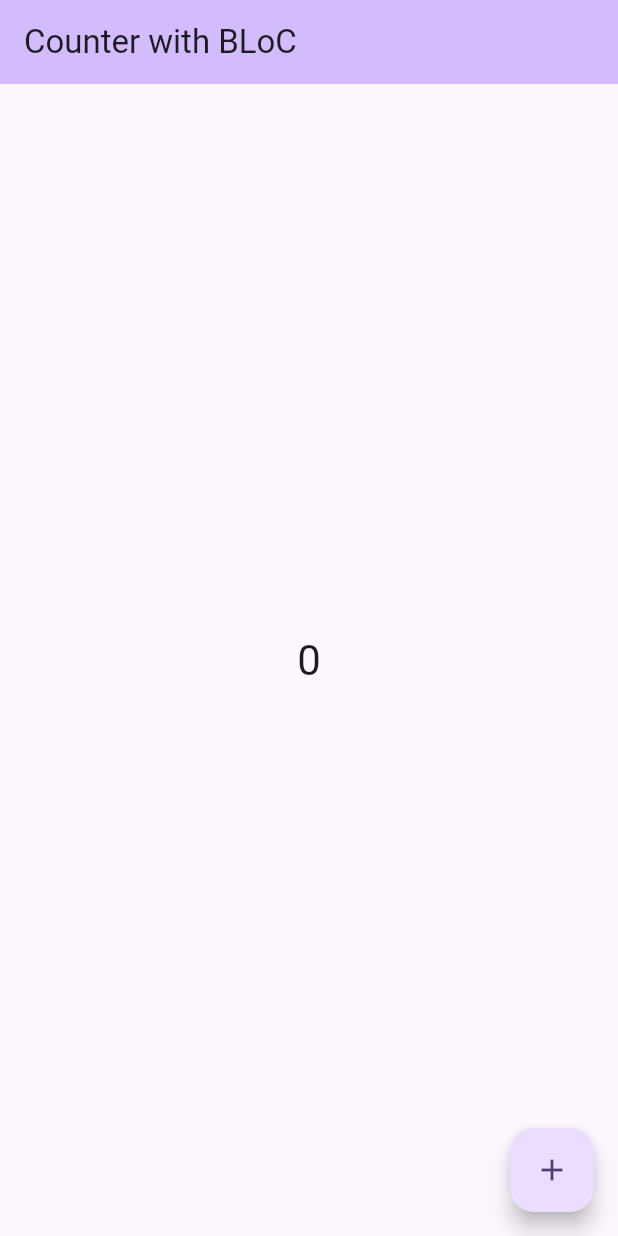
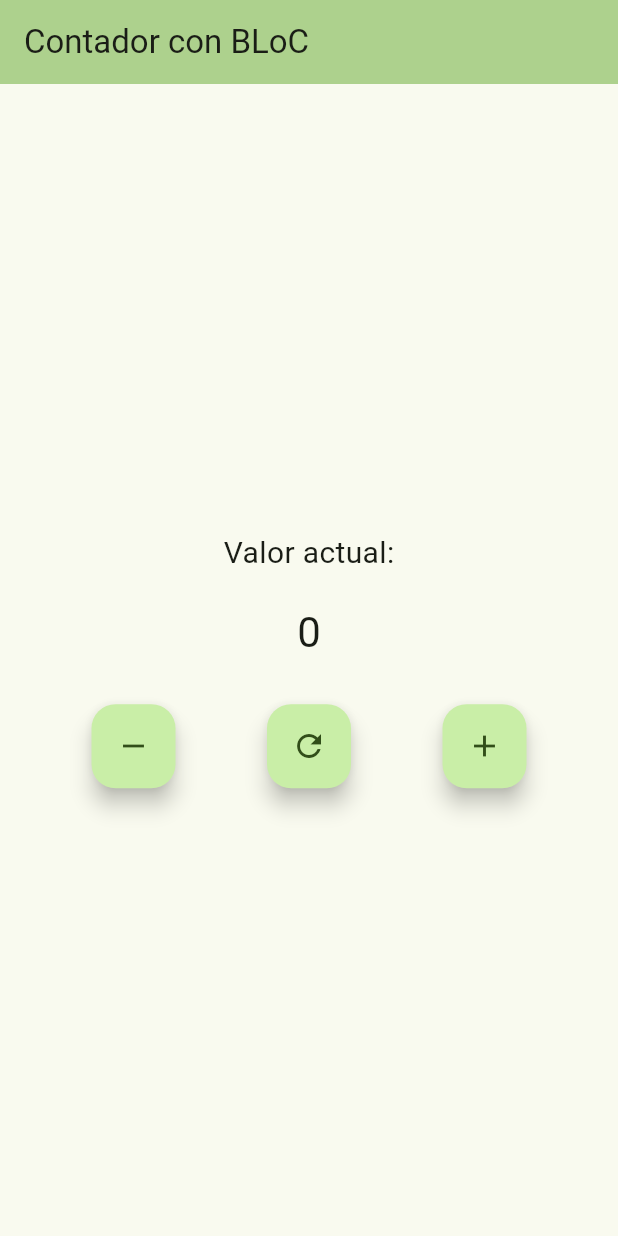
Before and after one commit to Jhonatan-Keb/Pattern_BLoC, a Flutter app: the screen it shows after launch, on a phone screen of 412 x 824 dp. Run offline on Flutter 3.47's test engine with Material 3 defaults, Android fonts, the phone set to English and light mode, and no system bars; our stand-ins replace bloc, flutter_bloc.

Commit message:
Second Commit

```diff
--- a/lib/counter/counter_bloc.dart
+++ b/lib/counter/counter_bloc.dart
@@ -3,6 +3,8 @@ import 'counter_events.dart';
 
 class CounterBloc extends Bloc<CounterEvent, int> {
   CounterBloc() : super(0) {
-    on<CounterIncrements>((event, emit) => emit(state + 1));
+    on<CounterIncrement>((event, emit) => emit(state + 1));
+    on<CounterDecrement>((event, emit) => emit(state - 1));
+    on<CounterReset>((event, emit) => emit(0));
   }
 }
--- a/lib/counter/counter_events.dart
+++ b/lib/counter/counter_events.dart
@@ -1,2 +1,4 @@
 abstract class CounterEvent {}
-class CounterIncrements extends CounterEvent {}
+class CounterIncrement extends CounterEvent {}
+class CounterDecrement extends CounterEvent {}
+class CounterReset extends CounterEvent {}
--- a/lib/main.dart
+++ b/lib/main.dart
@@ -10,67 +10,41 @@ void main() {
 class MyApp extends StatelessWidget {
   const MyApp({super.key});
 
-
-  // This widget is the root of your application.
   @override
   Widget build(BuildContext context) {
     return MaterialApp(
-      title: 'Flutter Demo',
+      title: 'Contador con BLoC',
       theme: ThemeData(
-        // This is the theme of your application.
-        //
-        // TRY THIS: Try running your application with "flutter run". You'll see
-        // the application has a purple toolbar. Then, without quitting the app,
-        // try changing the seedColor in the colorScheme below to Colors.green
-        // and then invoke "hot reload" (save your changes or press the "hot
-        // reload" button in a Flutter-supported IDE, or press "r" if you used
-        // the command line to start the app).
-        //
-        // Notice that the counter didn't reset back to zero; the application
-        // state is not lost during the reload. To reset the state, use hot
-        // restart instead.
-        //
-        // This works for code too, not just values: Most code changes can be
-        // tested with just a hot reload.
-        colorScheme: ColorScheme.fromSeed(seedColor: Colors.deepPurple),
+        colorScheme: ColorScheme.fromSeed(seedColor: const Color.fromARGB(255, 136, 255, 0)),
       ),
-      home: BlocProvider(create: (_) => CounterBloc(),
-          child: const CounterPage()),
+      home: BlocProvider(
+        create: (_) => CounterBloc(),
+        child: const CounterPage(),
+      ),
     );
   }
 }
 
-class MyHomePage extends StatefulWidget {
-  const MyHomePage({super.key, required this.title});
-
-  // This widget is the home page of your application. It is stateful, meaning
-  // that it has a State object (defined below) that contains fields that affect
-  // how it looks.
-
-  // This class is the configuration for the state. It holds the values (in this
-  // case the title) provided by the parent (in this case the App widget) and
-  // used by the build method of the State. Fields in a Widget subclass are
-  // always marked "final".
-
-  final String title;
-
-  @override
-  State<MyHomePage> createState() => _MyHomePageState();
-}
 class CounterPage extends StatelessWidget {
   const CounterPage({super.key});
 
   @override
   Widget build(BuildContext context) {
-    // TODO: implement build
     return Scaffold(
       appBar: AppBar(
-
         backgroundColor: Theme.of(context).colorScheme.inversePrimary,
-        title: const Text('Counter with BLoC'),
+        title: const Text('Contador con BLoC'),
       ),
       body: Center(
-        child: BlocBuilder<CounterBloc, int>(
+        child: Column(
+          mainAxisAlignment: MainAxisAlignment.center,
+          children: [
+            const Text(
+              'Valor actual:',
+              style: TextStyle(fontSize: 20),
+            ),
+            const SizedBox(height: 20),
+            BlocBuilder<CounterBloc, int>(
               builder: (context, count) {
                 return Text(
                   '$count',
@@ -78,80 +52,33 @@ class CounterPage extends StatelessWidget {
                 );
               },
             ),
+            const SizedBox(height: 30),
+            Row(
+              mainAxisAlignment: MainAxisAlignment.spaceEvenly,
+              children: [
+                FloatingActionButton(
+                  onPressed: () =>
+                      context.read<CounterBloc>().add(CounterDecrement()),
+                  child: const Icon(Icons.remove),
+                  heroTag: 'decrement',
                 ),
-      floatingActionButton: FloatingActionButton(
-        onPressed: ()=> context.read<CounterBloc>().add(CounterIncrements()),
+                FloatingActionButton(
+                  onPressed: () =>
+                      context.read<CounterBloc>().add(CounterReset()),
+                  child: const Icon(Icons.refresh),
+                  heroTag: 'reset',
+                ),
+                FloatingActionButton(
+                  onPressed: () =>
+                      context.read<CounterBloc>().add(CounterIncrement()),
                   child: const Icon(Icons.add),
-      ), // This trailing comma makes auto-formatting nicer for build methods.
-    );
-
-  }
-}
-
-class _MyHomePageState extends State<MyHomePage> {
-  int _counter = 10000000000000;
-
-  void _incrementCounter() {
-    setState(() {
-      // This call to setState tells the Flutter framework that something has
-      // changed in this State, which causes it to rerun the build method below
-      // so that the display can reflect the updated values. If we changed
-      // _counter without calling setState(), then the build method would not be
-      // called again, and so nothing would appear to happen.
-      _counter++;
-    });
-  }
-
-  @override
-  Widget build(BuildContext context) {
-    // This method is rerun every time setState is called, for instance as done
-    // by the _incrementCounter method above.
-    //
-    // The Flutter framework has been optimized to make rerunning build methods
-    // fast, so that you can just rebuild anything that needs updating rather
-    // than having to individually change instances of widgets.
-    return Scaffold(
-      appBar: AppBar(
-        // TRY THIS: Try changing the color here to a specific color (to
-        // Colors.amber, perhaps?) and trigger a hot reload to see the AppBar
-        // change color while the other colors stay the same.
-        backgroundColor: Theme.of(context).colorScheme.inversePrimary,
-        // Here we take the value from the MyHomePage object that was created by
-        // the App.build method, and use it to set our appbar title.
-        title: Text(widget.title),
+                  heroTag: 'increment',
                 ),
-      body: Center(
-        // Center is a layout widget. It takes a single child and positions it
-        // in the middle of the parent.
-        child: Column(
-          // Column is also a layout widget. It takes a list of children and
-          // arranges them vertically. By default, it sizes itself to fit its
-          // children horizontally, and tries to be as tall as its parent.
-          //
-          // Column has various properties to control how it sizes itself and
-          // how it positions its children. Here we use mainAxisAlignment to
-          // center the children vertically; the main axis here is the vertical
-          // axis because Columns are vertical (the cross axis would be
-          // horizontal).
-          //
-          // TRY THIS: Invoke "debug painting" (choose the "Toggle Debug Paint"
-          // action in the IDE, or press "p" in the console), to see the
-          // wireframe for each widget.
-          mainAxisAlignment: MainAxisAlignment.center,
-          children: <Widget>[
-            const Text('You have pushed the button this many times:'),
-            Text(
-              '$_counter',
-              style: Theme.of(context).textTheme.headlineMedium,
+              ],
             ),
           ],
         ),
       ),
-      floatingActionButton: FloatingActionButton(
-        onPressed: _incrementCounter,
-        tooltip: 'Increment',
-        child: const Icon(Icons.add),
-      ), // This trailing comma makes auto-formatting nicer for build methods.
     );
   }
 }
```
Lines whose indentation alone changed are shown as unchanged.
